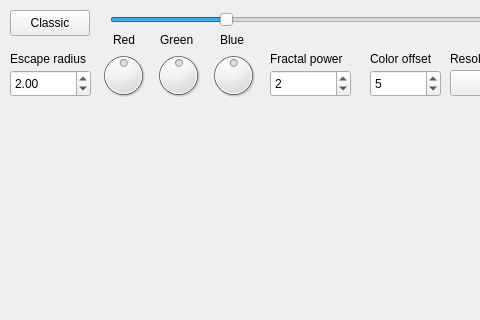
Before: the Qt Designer form manager/src/mainwindow.ui in medranSolus/fractal_service, drawn with Qt 5; both pictures show x 0 to 480 and y 0 to 320 of the 651 by 750 pixel window.
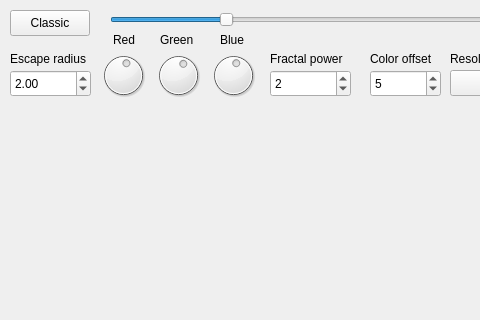
After: the same form once the commit is applied.

Commit message: Fixed RGB sliders.

Patch:
```diff
--- a/manager/src/mainwindow.ui
+++ b/manager/src/mainwindow.ui
@@ -120,10 +120,10 @@
      </rect>
     </property>
     <property name="minimum">
-     <number>-10000</number>
+     <number>-1000</number>
     </property>
     <property name="maximum">
-     <number>10000</number>
+     <number>1000</number>
     </property>
     <property name="value">
      <number>90</number>
@@ -155,10 +155,10 @@
      </rect>
     </property>
     <property name="minimum">
-     <number>-10000</number>
+     <number>-1000</number>
     </property>
     <property name="maximum">
-     <number>10000</number>
+     <number>1000</number>
     </property>
     <property name="value">
      <number>150</number>
@@ -174,10 +174,10 @@
      </rect>
     </property>
     <property name="minimum">
-     <number>-10000</number>
+     <number>-1000</number>
     </property>
     <property name="maximum">
-     <number>10000</number>
+     <number>1000</number>
     </property>
     <property name="value">
      <number>85</number>
```
